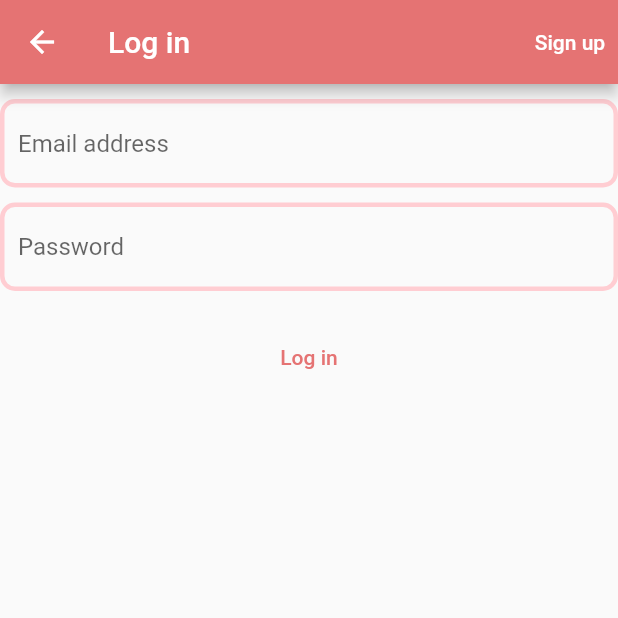
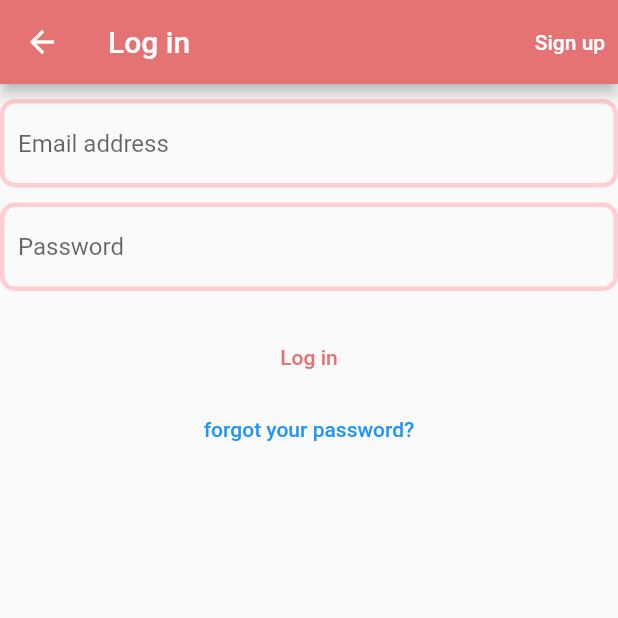
Before and after one commit to eyad-ov/notes, a Flutter app: the LogInView screen opened by its route, after a tap on "Log in", on a phone screen of 412 x 824 dp, the top half of it. Run offline on Flutter 3.47's test engine with Material 2 defaults, Android fonts, the phone set to English and light mode, and no system bars; our stand-ins replace firebase_auth, firebase_core; accounts and stored records are empty.

Commit message:
reset password and snackbar solved

```diff
--- a/lib/main.dart
+++ b/lib/main.dart
@@ -3,6 +3,7 @@ import 'package:flutter/material.dart';
 import 'package:notes/services/firebase_auth_service.dart';
 import 'package:notes/views/home_view.dart';
 import 'package:notes/views/login_view.dart';
+import 'package:notes/views/reset_password_view.dart';
 import 'package:notes/views/signup_view.dart';
 import 'package:notes/views/verification_view.dart';
 
@@ -19,6 +20,9 @@ void main() async {
       },
       'signup': (context) {
         return const SignUpView();
+      },
+      'resetPassword': (context) {
+        return const ResetPasswordView();
       },
     },
   ));
--- a/lib/views/login_view.dart
+++ b/lib/views/login_view.dart
@@ -1,6 +1,7 @@
 import 'package:flutter/material.dart';
 import 'package:notes/services/exceptions.dart';
 import 'package:notes/services/firebase_auth_service.dart';
+import 'package:notes/views/reset_password_view.dart';
 import 'package:notes/views/show_error.dart';
 import 'package:notes/views/signup_view.dart';
 
@@ -109,16 +110,16 @@ class _LogInViewState extends State<LogInView> {
                       print(notesUser.email);
                     }
                   } on WrongPasswordException {
-                    showErrorDialog("Wrong Password!", context);
+                    showMessage("Wrong Password!", context);
                   } on UserNotFoundException {
-                    showErrorDialog(
+                    showMessage(
                         "There is no account associated with this email!",
                         context);
                   } on InvalidEmailException {
-                    showErrorDialog("Invalid Email!", context);
+                    showMessage("Invalid Email!", context);
                   } catch (e) {
-                    showErrorDialog(
-                        "Something wring happend. Please try again", context);
+                    showMessage(
+                        "Something wrong happend. Please try again", context);
                   }
                 },
                 child: Text(
@@ -129,6 +130,16 @@ class _LogInViewState extends State<LogInView> {
                 ),
               ),
             ),
+            Center(
+              child: TextButton(
+                onPressed: () {
+                Navigator.pushNamed(context,'resetPassword');
+                },
+                child: const Text(
+                  "forgot your password?",
+                ),
+              ),
+            ),
           ],
         ),
       );
--- a/lib/views/verification_view.dart
+++ b/lib/views/verification_view.dart
@@ -30,7 +30,7 @@ class _VerificationViewState extends State<VerificationView> {
         ],
       ),
       body: Center(
-        child: Column(
+        child: ListView(
           children: [
             const Text(
                 "Click the button to send you an email for verification...\n after verfiying sign out and log in again"),
```
Also changed, not shown: lib/services/firebase_auth_service.dart (+13 -1 lines), lib/views/reset_password_view.dart (added, +98 -0 lines), lib/views/show_error.dart (+6 -3 lines), lib/views/signup_view.dart (+5 -5 lines).
